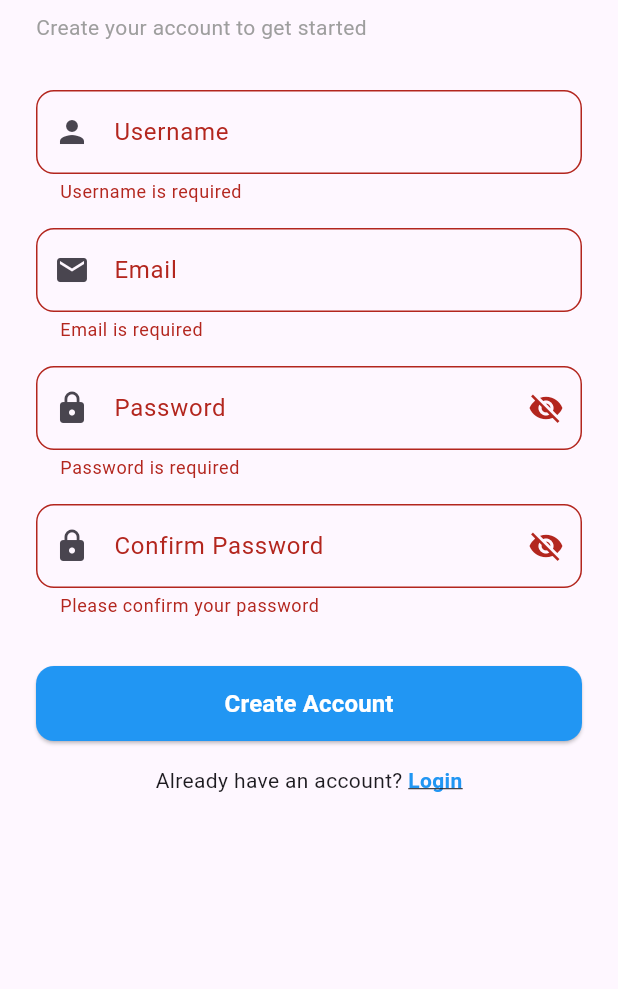
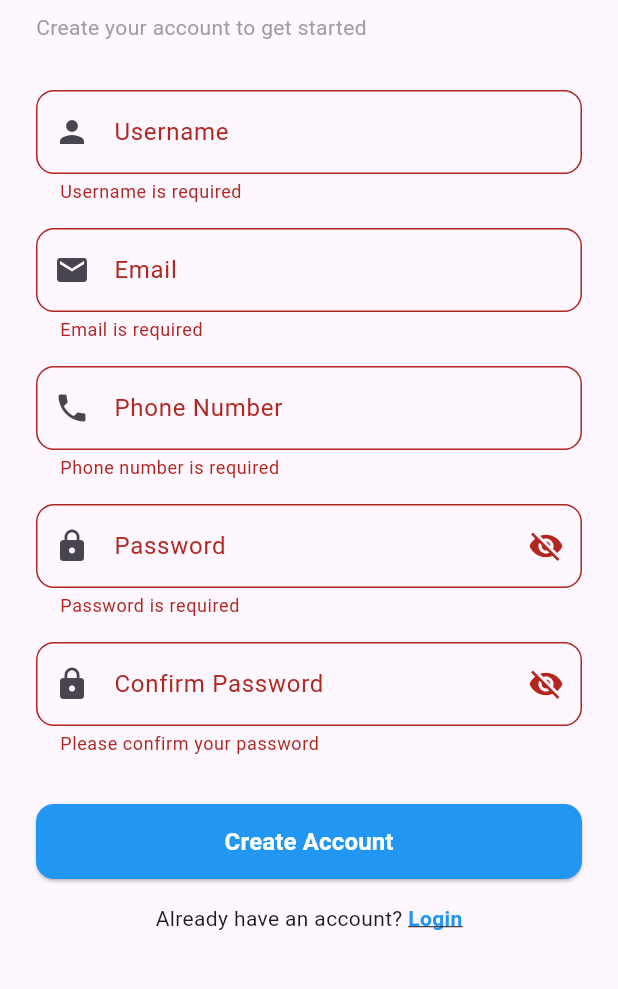
Before and after one commit to erickma1/softphone_app, a Flutter app: the RegisterScreen screen opened by its route, after a tap on "Create Account", on a phone screen of 412 x 824 dp, the part 171-1160 px from its top. Run offline on Flutter 3.47's test engine with Material 3 defaults, Android fonts, the phone set to English and light mode, and no system bars; our stand-ins replace firebase_core, flutter_contacts, permission_handler, shared_preferences; accounts and stored records are empty.

Commit message:
add phone number to registration

```diff
--- a/lib/screens/register_screen.dart
+++ b/lib/screens/register_screen.dart
@@ -1,7 +1,7 @@
 // lib/screens/register_screen.dart
 import 'package:flutter/material.dart';
+
 import '../services/auth_service.dart';
-import 'login_screen.dart';
 
 class RegisterScreen extends StatefulWidget {
   const RegisterScreen({Key? key}) : super(key: key);
@@ -13,14 +13,35 @@ class RegisterScreen extends StatefulWidget {
 class _RegisterScreenState extends State<RegisterScreen> {
   final _usernameController = TextEditingController();
   final _emailController = TextEditingController();
+  final _phoneController = TextEditingController();
   final _passwordController = TextEditingController();
   final _confirmPasswordController = TextEditingController();
+
   final _formKey = GlobalKey<FormState>();
 
   bool _isLoading = false;
   bool _obscurePassword = true;
   bool _obscureConfirmPassword = true;
+
   String? _errorMessage;
+
+  String _formatPhone(String phone) {
+    String value = phone.trim().replaceAll(' ', '').replaceAll('-', '');
+
+    if (value.startsWith('0') && value.length == 10) {
+      return '+233${value.substring(1)}';
+    }
+
+    if (value.startsWith('233')) {
+      return '+$value';
+    }
+
+    if (value.startsWith('+')) {
+      return value;
+    }
+
+    return value;
+  }
 
   Future<void> _handleRegister() async {
     if (!_formKey.currentState!.validate()) return;
@@ -33,25 +54,31 @@ class _RegisterScreenState extends State<RegisterScreen> {
     final result = await AuthService.register(
       username: _usernameController.text.trim(),
       email: _emailController.text.trim(),
+      phoneNumber: _formatPhone(_phoneController.text.trim()),
+
+      // Temporary: no Firebase OTP for now
+      firebaseIdToken: '',
+
       password: _passwordController.text,
       confirmPassword: _confirmPasswordController.text,
     );
 
+    if (!mounted) return;
+
     setState(() => _isLoading = false);
 
-    if (result['success']) {
-      if (mounted) {
-        ScaffoldMessenger.of(context).showSnackBar(
-          SnackBar(
-            content: const Text('Account created successfully! Please login.'),
-            backgroundColor: Colors.green,
-          ),
-        );
-        Navigator.pushReplacementNamed(context, '/login');
-      }
+    if (result['success'] == true) {
+      ScaffoldMessenger.of(context).showSnackBar(
+        const SnackBar(
+          content: Text('Account created successfully! Please login.'),
+          backgroundColor: Colors.green,
+        ),
+      );
+
+      Navigator.pushReplacementNamed(context, '/login');
     } else {
       setState(() => _errorMessage = result['message']);
-      _showErrorSnackbar(result['message']);
+      _showErrorSnackbar(result['message'] ?? 'Registration failed');
     }
   }
 
@@ -84,7 +111,6 @@ class _RegisterScreenState extends State<RegisterScreen> {
                 ),
                 const SizedBox(height: 32),
 
-                // Username field
                 TextFormField(
                   controller: _usernameController,
                   decoration: InputDecoration(
@@ -107,7 +133,6 @@ class _RegisterScreenState extends State<RegisterScreen> {
                 ),
                 const SizedBox(height: 16),
 
-                // Email field
                 TextFormField(
                   controller: _emailController,
                   keyboardType: TextInputType.emailAddress,
@@ -130,7 +155,29 @@ class _RegisterScreenState extends State<RegisterScreen> {
                 ),
                 const SizedBox(height: 16),
 
-                // Password field
+                TextFormField(
+                  controller: _phoneController,
+                  keyboardType: TextInputType.phone,
+                  decoration: InputDecoration(
+                    labelText: 'Phone Number',
+                    prefixIcon: const Icon(Icons.phone),
+                    border: OutlineInputBorder(
+                      borderRadius: BorderRadius.circular(12),
+                    ),
+                    helperText: 'Example: 0244581191 or +233244581191',
+                  ),
+                  validator: (value) {
+                    if (value == null || value.isEmpty) {
+                      return 'Phone number is required';
+                    }
+                    if (value.length < 10) {
+                      return 'Enter a valid phone number';
+                    }
+                    return null;
+                  },
+                ),
+                const SizedBox(height: 16),
+
                 TextFormField(
                   controller: _passwordController,
                   obscureText: _obscurePassword,
@@ -164,7 +211,6 @@ class _RegisterScreenState extends State<RegisterScreen> {
                 ),
                 const SizedBox(height: 16),
 
-                // Confirm password field
                 TextFormField(
                   controller: _confirmPasswordController,
                   obscureText: _obscureConfirmPassword,
@@ -198,9 +244,17 @@ class _RegisterScreenState extends State<RegisterScreen> {
                     return null;
                   },
                 ),
+
+                if (_errorMessage != null) ...[
+                  const SizedBox(height: 16),
+                  Text(
+                    _errorMessage!,
+                    style: const TextStyle(color: Colors.red),
+                  ),
+                ],
+
                 const SizedBox(height: 32),
 
-                // Register button
                 SizedBox(
                   width: double.infinity,
                   height: 50,
@@ -231,9 +285,9 @@ class _RegisterScreenState extends State<RegisterScreen> {
                           ),
                   ),
                 ),
+
                 const SizedBox(height: 16),
 
-                // Login link
                 Row(
                   mainAxisAlignment: MainAxisAlignment.center,
                   children: [
@@ -268,6 +322,7 @@ class _RegisterScreenState extends State<RegisterScreen> {
   void dispose() {
     _usernameController.dispose();
     _emailController.dispose();
+    _phoneController.dispose();
     _passwordController.dispose();
     _confirmPasswordController.dispose();
     super.dispose();
--- a/lib/services/auth_service.dart
+++ b/lib/services/auth_service.dart
@@ -75,9 +75,19 @@ class AuthService {
   }
 
   // ---------- API Methods ----------
+  // static Future<Map<String, dynamic>> register({
+  //   required String username,
+  //   required String email,
+  //   required String password,
+  //   required String confirmPassword,
+  //   required String phoneNumber,
+  //   required String firebaseIdToken,
+  // }) async {
   static Future<Map<String, dynamic>> register({
     required String username,
     required String email,
+    required String phoneNumber,
+    required String firebaseIdToken,
     required String password,
     required String confirmPassword,
   }) async {
@@ -88,6 +98,8 @@ class AuthService {
         body: jsonEncode({
           'username': username,
           'email': email,
+          'phoneNumber': phoneNumber,
+          'firebaseIdToken': firebaseIdToken,
           'password': password,
           'confirmPassword': confirmPassword,
         }),
--- a/pubspec.yaml
+++ b/pubspec.yaml
@@ -27,6 +27,8 @@ dependencies:
   permission_handler: ^12.0.1
   flutter_contacts: ^1.1.9+1
   url_launcher: ^6.3.2
+  firebase_core: ^4.12.1
+  firebase_auth: ^6.5.6
   # permission_handler: ^11.3.1
 
 dev_dependencies:
```
Also changed, not shown: lib/main.dart (+8 -1 lines), firebase.json (added), lib/firebase_options.dart (added), plugins/linphone_flutter_plugin/pubspec.lock (added), pubspec.lock, 7 other files.
